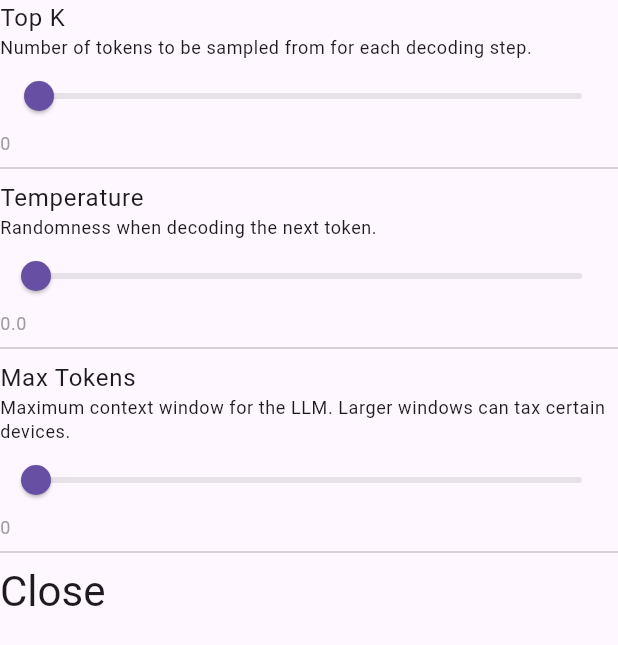
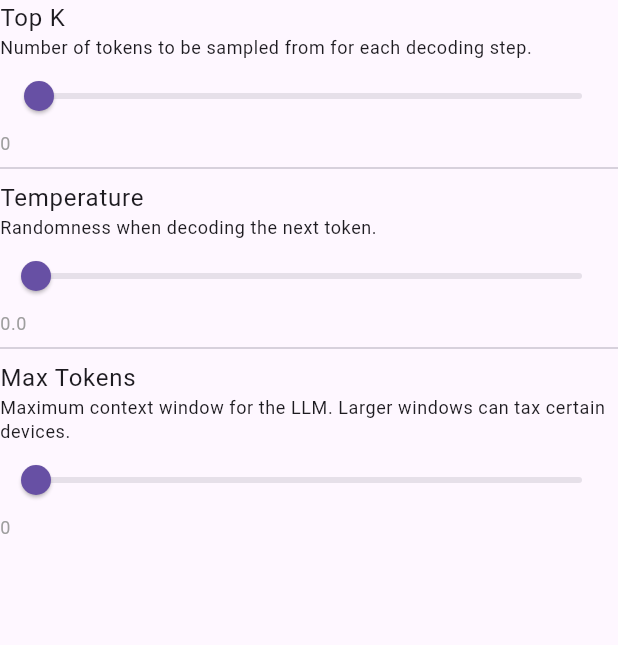
Before and after one commit to csells/flutter_ai_toolkit, a Flutter app: the InferenceConfigurationPanel widget shown alone on an empty page, opened directly with empty values, on a phone screen of 412 x 824 dp. Shown: the top 645 px of the screen. Run offline on Flutter 3.47's test engine with Material 3 defaults, Android fonts, the phone set to English and light mode, and no system bars; our stand-ins replace chat_bubbles; statements that could not run were skipped.

Commit message:
simplify config dialog

```diff
--- a/example/lib/configuration_panel.dart
+++ b/example/lib/configuration_panel.dart
@@ -36,9 +36,8 @@ class InferenceConfigurationPanel extends StatelessWidget {
   final void Function(double) updateTemp;
 
   @override
-  Widget build(BuildContext context) {
-    return ListView(
-      children: <Widget>[
+  Widget build(BuildContext context) => ListView(
+        children: [
           Text('Top K', style: Theme.of(context).textTheme.bodyLarge),
           Text('Number of tokens to be sampled from for each decoding step.',
               style: Theme.of(context).textTheme.bodySmall),
@@ -92,17 +91,8 @@ class InferenceConfigurationPanel extends StatelessWidget {
                 .bodySmall!
                 .copyWith(color: Colors.grey),
           ),
-        const Divider(),
-        GestureDetector(
-          onTap: () => Navigator.of(context).pop(),
-          child: Text(
-            'Close',
-            style: Theme.of(context).textTheme.headlineMedium,
-          ),
-        ),
         ],
       );
-  }
 }
 
 extension on double {
```
Lines whose indentation alone changed are shown as unchanged.
